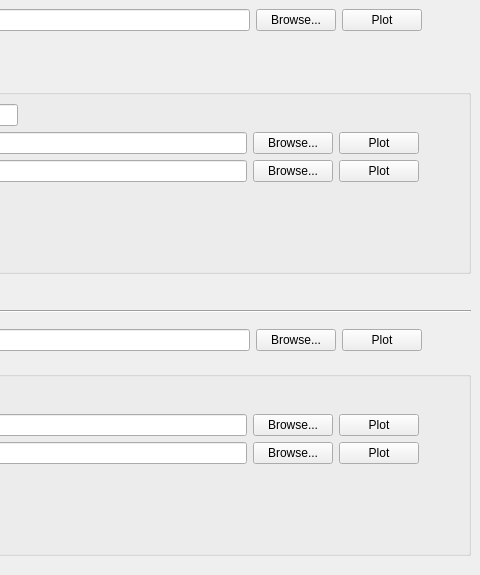
The window that Code/Mantid/scripts/Interface/ui/sans/eqsans_sample_data.ui (mantidproject/mantid) describes before a commit, drawn with Qt 5; both pictures show x 534 to 1014 and y 0 to 575 of the 1014 by 874 pixel window.
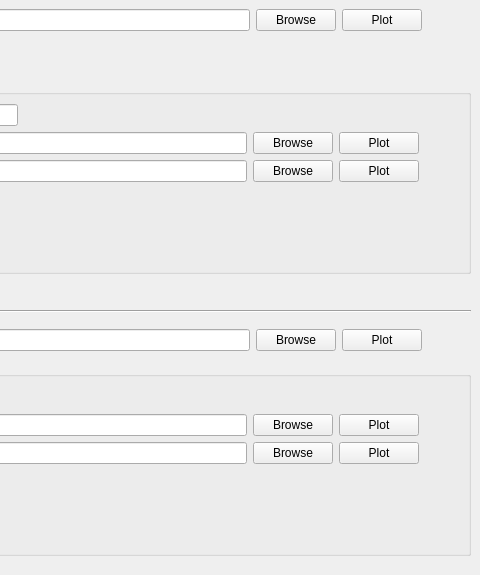
The same window after the commit.

Diff of the .ui file:
```diff
--- a/Code/Mantid/scripts/Interface/ui/sans/eqsans_sample_data.ui
+++ b/Code/Mantid/scripts/Interface/ui/sans/eqsans_sample_data.ui
@@ -124,7 +124,7 @@
             <string>Click to browse.</string>
            </property>
            <property name="text">
-            <string>Browse...</string>
+            <string>Browse</string>
            </property>
           </widget>
          </item>
@@ -330,7 +330,7 @@
                  </sizepolicy>
                 </property>
                 <property name="text">
-                 <string>Browse...</string>
+                 <string>Browse</string>
                 </property>
                </widget>
               </item>
@@ -411,7 +411,7 @@
                  </sizepolicy>
                 </property>
                 <property name="text">
-                 <string>Browse...</string>
+                 <string>Browse</string>
                 </property>
                </widget>
               </item>
@@ -790,7 +790,7 @@
             <string>Click to browse.</string>
            </property>
            <property name="text">
-            <string>Browse...</string>
+            <string>Browse</string>
            </property>
           </widget>
          </item>
@@ -996,7 +996,7 @@
                </sizepolicy>
               </property>
               <property name="text">
-               <string>Browse...</string>
+               <string>Browse</string>
               </property>
              </widget>
             </item>
@@ -1077,7 +1077,7 @@
                </sizepolicy>
               </property>
               <property name="text">
-               <string>Browse...</string>
+               <string>Browse</string>
               </property>
              </widget>
             </item>
```
Left out of the diff: 6 changed lines with no effect on the pictures.
